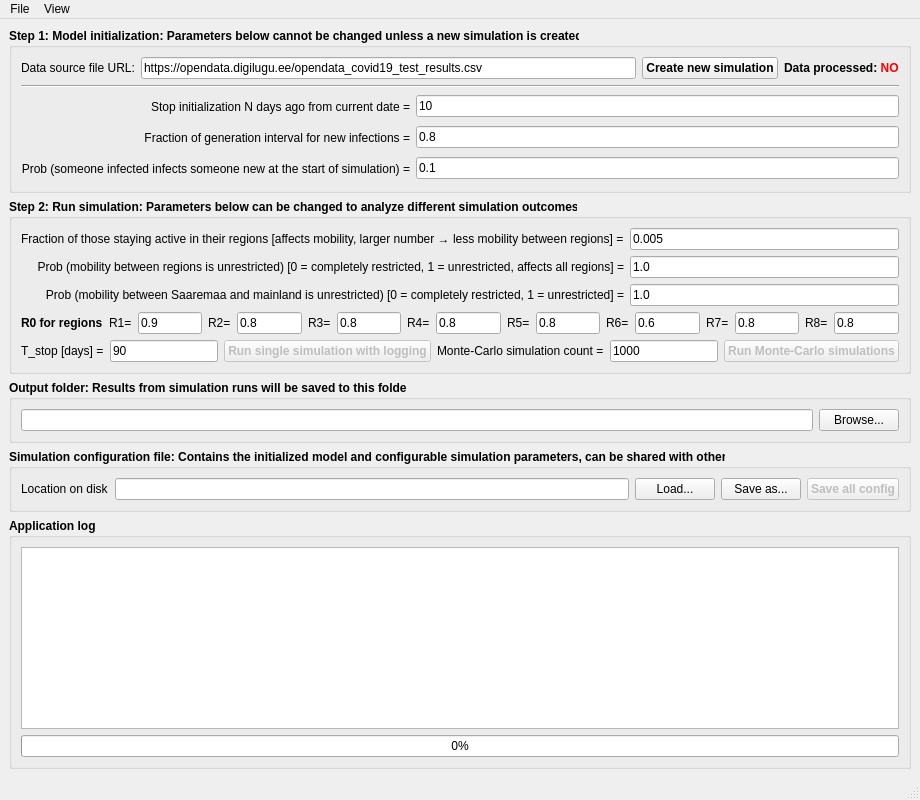
First picture: the form in ui/vspread_model_v1.ui, repository extall/spread-model-ee, before the edit.
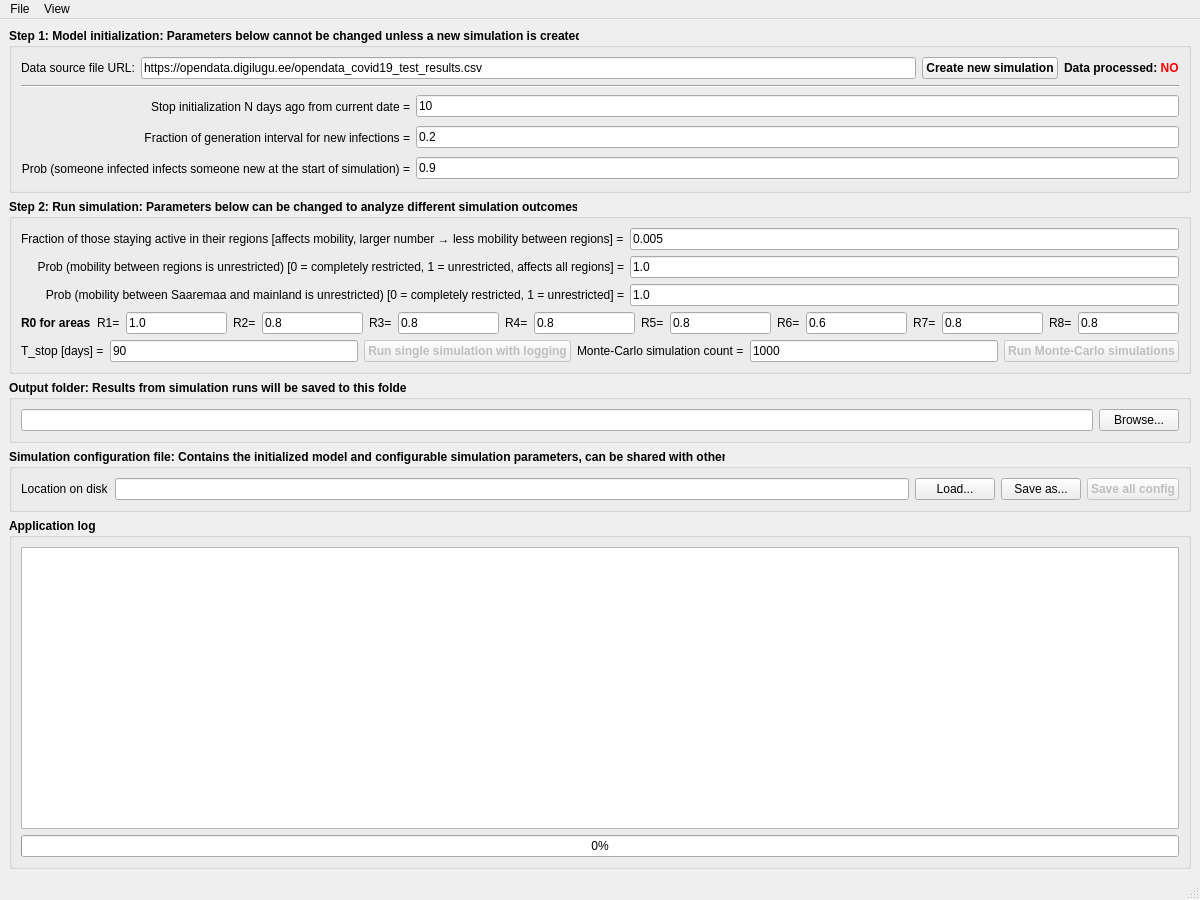
Second picture: the form after the edit.

```diff
--- a/ui/vspread_model_v1.ui
+++ b/ui/vspread_model_v1.ui
@@ -6,14 +6,14 @@
    <rect>
     <x>0</x>
     <y>0</y>
-    <width>920</width>
-    <height>800</height>
+    <width>1200</width>
+    <height>900</height>
    </rect>
   </property>
   <property name="minimumSize">
    <size>
-    <width>900</width>
-    <height>800</height>
+    <width>1200</width>
+    <height>900</height>
    </size>
   </property>
   <property name="windowTitle">
@@ -133,7 +133,7 @@
             </font>
            </property>
            <property name="text">
-            <string>0.8</string>
+            <string>0.2</string>
            </property>
           </widget>
          </item>
@@ -175,7 +175,7 @@
             </font>
            </property>
            <property name="text">
-            <string>0.1</string>
+            <string>0.9</string>
            </property>
           </widget>
          </item>
@@ -301,7 +301,7 @@
               </font>
              </property>
              <property name="text">
-              <string>R0 for regions</string>
+              <string>R0 for areas</string>
              </property>
             </widget>
            </item>
@@ -340,7 +340,7 @@
               </font>
              </property>
              <property name="text">
-              <string>0.9</string>
+              <string>1.0</string>
              </property>
             </widget>
            </item>
@@ -738,6 +738,12 @@
            <bold>false</bold>
           </font>
          </property>
+         <property name="undoRedoEnabled">
+          <bool>false</bool>
+         </property>
+         <property name="readOnly">
+          <bool>true</bool>
+         </property>
         </widget>
        </item>
        <item>
@@ -769,8 +775,8 @@
     <rect>
      <x>0</x>
      <y>0</y>
-     <width>920</width>
-     <height>21</height>
+     <width>1200</width>
+     <height>31</height>
     </rect>
    </property>
    <widget class="QMenu" name="menuFile">
```
Left out of the diff: 8 changed lines with no effect on the pictures.
